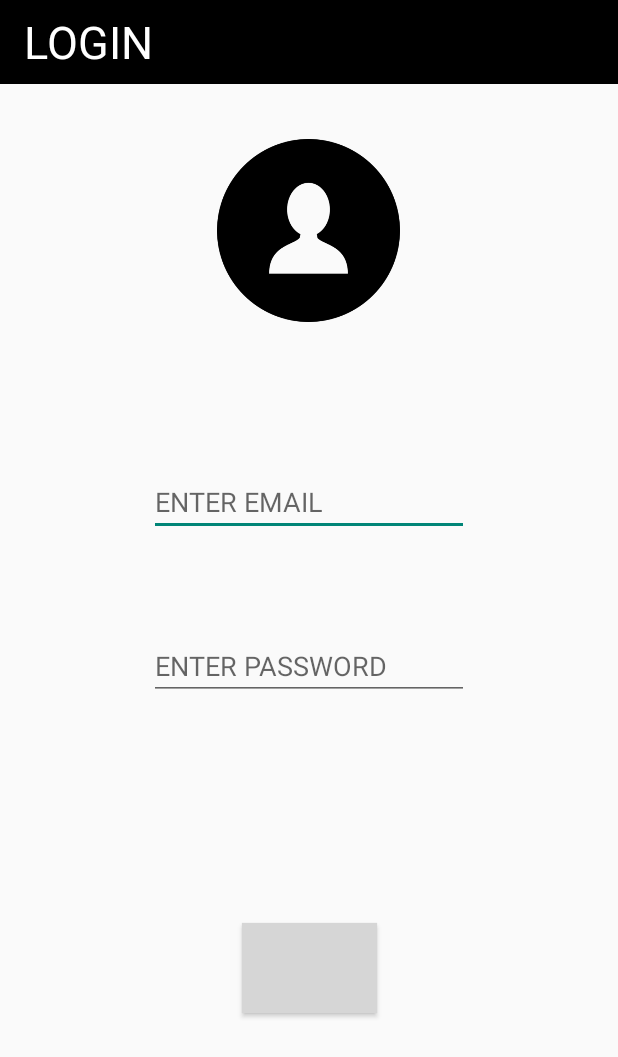
After one commit to terminalbyteofficial/TerminalByte, an Android app: the layout login_page.xml on its own in the app's theme, with its tools: preview values and no code run, on a phone screen of 412 x 824 dp. The commit adds this screen. Shown: the top 1057 px of the screen. Run offline under Robolectric (Android 15) with nearby library versions, the phone set to English and light mode, and no system bars; grey boxes are pictures that could not be loaded.

Commit message:
Login Page entry Done.

```diff
--- a/app/src/main/AndroidManifest.xml
+++ b/app/src/main/AndroidManifest.xml
@@ -21,6 +21,9 @@
 
 
         </activity>
+        <activity android:name=".loginActivity">
+
+        </activity>
     </application>
 
 </manifest>
--- a/app/src/main/java/com/terminalbyte/healthapp/MainActivity.kt
+++ b/app/src/main/java/com/terminalbyte/healthapp/MainActivity.kt
@@ -1,13 +1,26 @@
 package com.terminalbyte.healthapp
 
+import android.content.Intent
 import androidx.appcompat.app.AppCompatActivity
 import android.os.Bundle
+import android.widget.Button
+import com.terminalbyte.healthapp.R.id.loginButton
+import kotlinx.android.synthetic.main.login_or_signup.*
 
 class MainActivity : AppCompatActivity() {
 
+    private var loginB: Button? = null
     override fun onCreate(savedInstanceState: Bundle?) {
         super.onCreate(savedInstanceState)
-        setContentView(R.layout.home_layout)
+        setContentView(R.layout.login_or_signup)//present screen
         setSupportActionBar(findViewById(R.id.action_bar))
+        loginB= findViewById(R.id.loginButton) as Button//get the login button
+        loginB?.setOnClickListener{//if the Login button is clicked
+            //Intent of the login page
+            val int= Intent(this, loginActivity::class.java)
+            startActivity(int)//login page opens
+        }
+
+
     }
 }
--- /dev/null
+++ b/app/src/main/res/layout/login_page.xml
@@ -0,0 +1,78 @@
+<?xml version="1.0" encoding="utf-8"?>
+<androidx.constraintlayout.widget.ConstraintLayout xmlns:android="http://schemas.android.com/apk/res/android"
+                                                   xmlns:app="http://schemas.android.com/apk/res-auto"
+                                                   xmlns:tools="http://schemas.android.com/tools" android:layout_width="match_parent"
+                                                   android:layout_height="match_parent">
+
+    <LinearLayout android:layout_width="match_parent" android:layout_height="match_parent"
+    android:orientation="vertical"
+    >
+        <androidx.appcompat.widget.Toolbar android:layout_width="match_parent"
+                                           android:layout_height="wrap_content"
+                                           android:background="@color/Black" app:layout_constraintTop_toTopOf="parent"
+                                           app:layout_constraintStart_toStartOf="parent"
+                                           app:layout_constraintEnd_toEndOf="parent" android:id="@+id/toolbar"
+                                           app:layout_constraintHorizontal_bias="0.0">
+            <LinearLayout android:layout_width="wrap_content" android:layout_height="wrap_content"
+                          android:orientation="horizontal">
+                <TextView android:layout_width="wrap_content" android:layout_height="wrap_content"
+                          android:text="@string/Login"
+                          android:textColor="@color/White"
+                          android:textSize="30sp"/>
+
+            </LinearLayout>
+
+        </androidx.appcompat.widget.Toolbar>
+        <androidx.constraintlayout.widget.ConstraintLayout android:layout_width="match_parent"
+                                                           android:layout_height="match_parent">
+            <ImageView
+                    android:layout_width="122dp"
+                    android:layout_height="135dp" app:srcCompat="@drawable/user"
+                    android:id="@+id/imageView3" android:layout_marginTop="30dp"
+                    app:layout_constraintEnd_toEndOf="parent"
+                    android:layout_marginEnd="8dp" android:layout_marginRight="8dp"
+                    app:layout_constraintStart_toStartOf="parent" android:layout_marginLeft="8dp"
+                    android:layout_marginStart="8dp" android:contentDescription="@string/Login"
+                    app:layout_constraintHorizontal_bias="0.498" app:layout_constraintTop_toTopOf="parent"/>
+            <EditText
+                    android:layout_width="wrap_content"
+                    android:layout_height="wrap_content"
+                    android:inputType="textEmailAddress"
+                    android:ems="10"
+                    android:id="@+id/enterEmail"
+                    app:layout_constraintTop_toBottomOf="@+id/imageView3" android:layout_marginTop="100dp"
+                    android:layout_marginEnd="8dp" app:layout_constraintEnd_toEndOf="parent"
+                    android:layout_marginRight="8dp"
+                    android:layout_marginStart="8dp" app:layout_constraintStart_toStartOf="parent"
+                    android:layout_marginLeft="8dp" android:layout_marginBottom="73dp"
+                    app:layout_constraintBottom_toTopOf="@+id/editText2"
+                    android:hint="@string/enter_email"/>
+            <EditText
+                    android:layout_width="wrap_content"
+                    android:layout_height="wrap_content"
+                    android:inputType="textPassword"
+                    android:ems="10"
+                    android:id="@+id/editText2" android:layout_marginTop="200dp"
+                    app:layout_constraintTop_toBottomOf="@+id/imageView3" android:layout_marginEnd="8dp"
+                    app:layout_constraintEnd_toEndOf="parent" android:layout_marginRight="8dp"
+                    android:layout_marginStart="8dp"
+                    app:layout_constraintStart_toStartOf="parent" android:layout_marginLeft="8dp"
+                    android:hint="@string/enter_password"/>
+            <Button
+                    android:text="@string/Login"
+                    android:layout_width="90dp"
+                    android:layout_height="60dp"
+                    android:background="@drawable/button"
+                    android:textColor="@color/White"
+                    android:textSize="20sp"
+                    android:id="@+id/login" android:layout_marginTop="8dp"
+                    app:layout_constraintTop_toBottomOf="@+id/editText2" android:layout_marginBottom="8dp"
+                    app:layout_constraintBottom_toBottomOf="parent" app:layout_constraintEnd_toEndOf="parent"
+                    android:layout_marginEnd="8dp" android:layout_marginRight="8dp"
+                    app:layout_constraintStart_toStartOf="parent" android:layout_marginLeft="8dp"
+                    android:layout_marginStart="8dp"/>
+        </androidx.constraintlayout.widget.ConstraintLayout>
+    </LinearLayout>
+
+
+</androidx.constraintlayout.widget.ConstraintLayout>
--- a/app/src/main/res/values/strings.xml
+++ b/app/src/main/res/values/strings.xml
@@ -1,4 +1,11 @@
 <resources>
     <string name="app_name">Terminal Byte Health</string>
     <string name="home">HOME</string>
+    <string name="Login">LOGIN</string>
+    <string name="Account">ACCOUNT</string>
+    <string name="signup">SIGN UP</string>
+    <string name="new_to_terminal_byte_health">NEW TO TERMINAL BYTE HEALTH?</string>
+    <string name="existing_user">Existing User?</string>
+    <string name="enter_email">ENTER EMAIL</string>
+    <string name="enter_password">ENTER PASSWORD</string>
 </resources>
```
Also changed, not shown: app/src/main/res/drawable/user.png (added).
